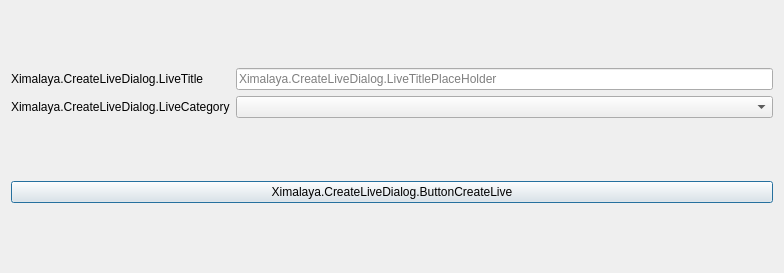
Before: the Qt Designer form UI/forms/XimalayaCreateLiveDialog.ui in flying19880517/obs-studio, drawn with Qt 5.
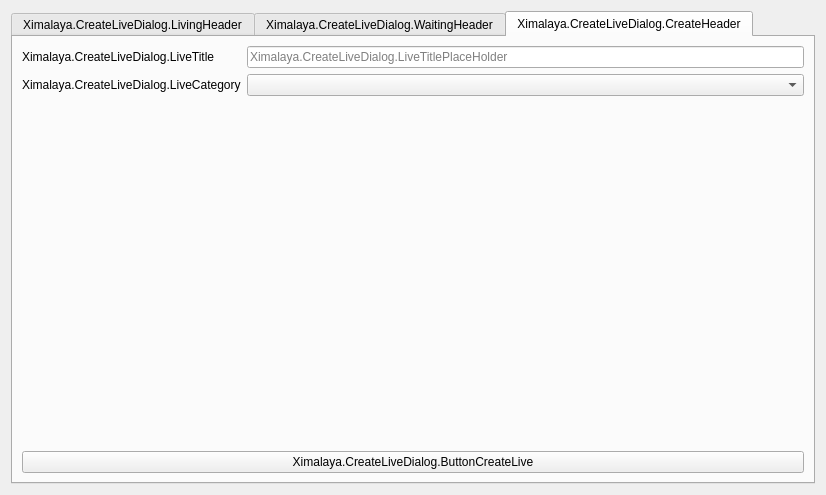
After: the same form once the commit is applied. The open tabs and pages were chosen to show the change.

The edit to the form file:
```diff
--- a/UI/forms/XimalayaCreateLiveDialog.ui
+++ b/UI/forms/XimalayaCreateLiveDialog.ui
@@ -6,8 +6,8 @@
    <rect>
     <x>0</x>
     <y>0</y>
-    <width>784</width>
-    <height>273</height>
+    <width>826</width>
+    <height>495</height>
    </rect>
   </property>
   <property name="sizePolicy">
@@ -24,6 +24,50 @@
   </property>
   <layout class="QGridLayout" name="gridLayout_2">
    <item row="0" column="0">
+    <widget class="QTabWidget" name="tabWidget">
+     <property name="currentIndex">
+      <number>0</number>
+     </property>
+     <widget class="QWidget" name="tabLiving">
+      <attribute name="title">
+       <string>Ximalaya.CreateLiveDialog.LivingHeader</string>
+      </attribute>
+      <layout class="QGridLayout" name="gridLayout_5">
+       <item row="0" column="0">
+        <widget class="QListWidget" name="listLiving"/>
+       </item>
+       <item row="1" column="0">
+        <widget class="QPushButton" name="btnContinue">
+         <property name="text">
+          <string>Ximalaya.CreateLiveDialog.ButtonContinue</string>
+         </property>
+        </widget>
+       </item>
+      </layout>
+     </widget>
+     <widget class="QWidget" name="tabWaiting">
+      <attribute name="title">
+       <string>Ximalaya.CreateLiveDialog.WaitingHeader</string>
+      </attribute>
+      <layout class="QGridLayout" name="gridLayout_4">
+       <item row="0" column="0">
+        <widget class="QListWidget" name="listWaiting"/>
+       </item>
+       <item row="1" column="0">
+        <widget class="QPushButton" name="btnWaiting">
+         <property name="text">
+          <string>Ximalaya.CreateLiveDialog.ButtonWaiting</string>
+         </property>
+        </widget>
+       </item>
+      </layout>
+     </widget>
+     <widget class="QWidget" name="tabCreate">
+      <attribute name="title">
+       <string>Ximalaya.CreateLiveDialog.CreateHeader</string>
+      </attribute>
+      <layout class="QGridLayout" name="gridLayout_6">
+       <item row="0" column="0">
     <layout class="QGridLayout" name="gridLayout">
      <item row="0" column="1">
       <widget class="QLineEdit" name="txtLiveTitle">
@@ -54,11 +98,28 @@
      </item>
     </layout>
    </item>
-   <item row="1" column="0">
+       <item row="2" column="0">
+        <spacer name="verticalSpacer">
+         <property name="orientation">
+          <enum>Qt::Vertical</enum>
+         </property>
+         <property name="sizeHint" stdset="0">
+          <size>
+           <width>20</width>
+           <height>40</height>
+          </size>
+         </property>
+        </spacer>
+       </item>
+       <item row="3" column="0">
     <widget class="QPushButton" name="btnCreateLive">
      <property name="text">
       <string>Ximalaya.CreateLiveDialog.ButtonCreateLive</string>
      </property>
+        </widget>
+       </item>
+      </layout>
+     </widget>
     </widget>
    </item>
   </layout>
```
Lines whose indentation alone changed are shown as unchanged.
